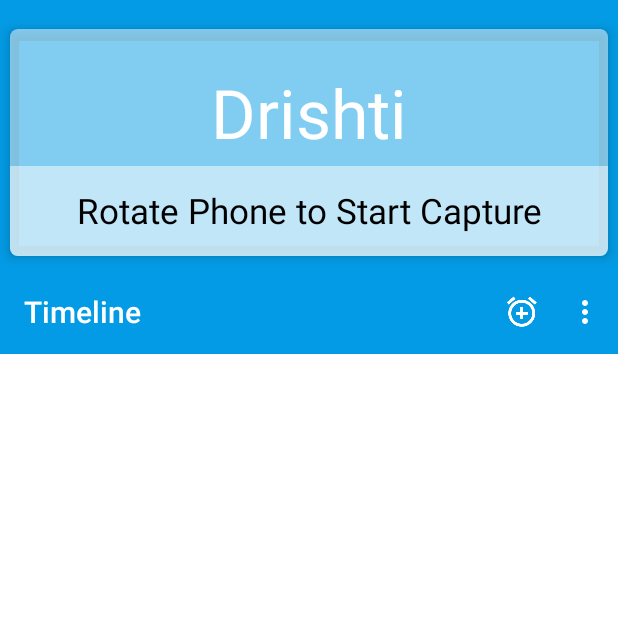
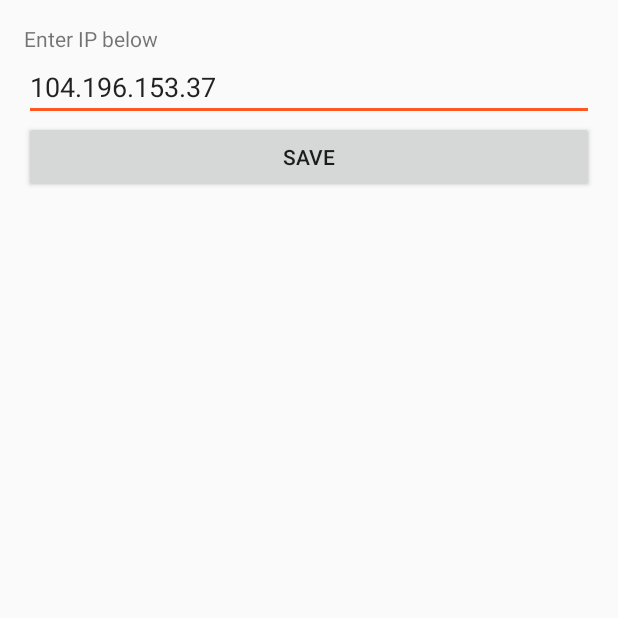
Before and after one commit to AldrichMascarenhas/Drishti-Android-App, an Android app: the Dashboard screen opened directly, with no data from a screen before it, in the options menu, after a tap on "Settings", on a phone screen of 412 x 824 dp, the top half of it. Run offline under Robolectric (Android 15) with nearby library versions, the phone set to English and light mode, and no system bars; libraries missing offline, so code that uses them is left out: com.amulyakhare.textdrawable; 3 statements that could not run were skipped.

Commit message:
Add Pref Settings

```diff
--- a/app/src/main/java/com/example/semicolon/drishti/CONFIG.java
+++ b/app/src/main/java/com/example/semicolon/drishti/CONFIG.java
@@ -6,7 +6,7 @@ package com.example.semicolon.drishti;
 
 public class CONFIG {
 
-    public static  final String ACTUAL_HOST = "http://35.185.68.150:80/";
+    public static  final String ACTUAL_HOST = "http://104.196.153.37:80/";
     public static  final String DUMMY_HOST = "http://35.185.68.150:7644/";
 
 }
--- a/app/src/main/java/com/example/semicolon/drishti/Dashboard.java
+++ b/app/src/main/java/com/example/semicolon/drishti/Dashboard.java
@@ -13,6 +13,7 @@ import android.support.v7.widget.RecyclerView;
 import android.support.v7.widget.Toolbar;
 import android.util.Log;
 import android.view.Menu;
+import android.view.MenuItem;
 import android.view.View;
 import android.widget.RelativeLayout;
 import android.widget.Toast;
@@ -149,4 +150,14 @@ public class Dashboard extends AppCompatActivity implements TextToSpeech.OnInitL
         getMenuInflater().inflate(R.menu.main, menu);
         return true;
     }
+
+    @Override
+    public boolean onOptionsItemSelected(MenuItem item) {
+        switch (item.getItemId()) {
+            case R.id.action_settings:
+                Intent i = new Intent(Dashboard.this, SettingActivity.class);
+                startActivity(i);
+            default:
+                return super.onOptionsItemSelected(item);
+        }    }
 }
--- a/app/src/main/java/com/example/semicolon/drishti/OngoingSession.java
+++ b/app/src/main/java/com/example/semicolon/drishti/OngoingSession.java
@@ -456,7 +456,7 @@ public class OngoingSession extends AppCompatActivity implements SummaryAsyncTas
 
                         Toast.makeText(getApplicationContext(), "Stop voice", Toast.LENGTH_SHORT).show();
 
-                        SummaryAsyncTask summaryAsyncTask = new SummaryAsyncTask(SESSION_ID);
+                        SummaryAsyncTask summaryAsyncTask = new SummaryAsyncTask(SESSION_ID, getApplicationContext());
                         summaryAsyncTask.delegate = this;
                         summaryAsyncTask.execute();
 
--- /dev/null
+++ b/app/src/main/java/com/example/semicolon/drishti/SettingActivity.java
@@ -0,0 +1,55 @@
+package com.example.semicolon.drishti;
+
+import android.content.Context;
+import android.content.SharedPreferences;
+import android.support.v7.app.AppCompatActivity;
+import android.os.Bundle;
+import android.util.Log;
+import android.view.View;
+import android.widget.Button;
+import android.widget.EditText;
+import android.widget.Toast;
+
+public class SettingActivity extends AppCompatActivity {
+
+
+    SharedPreferences sharedPreferences;
+    String HOST_IP_SP;
+
+
+
+    EditText editText;
+    Button button;
+    @Override
+    protected void onCreate(Bundle savedInstanceState) {
+        super.onCreate(savedInstanceState);
+        setContentView(R.layout.activity_setting);
+
+        editText = (EditText)findViewById(R.id.host_ip);
+        button = (Button)findViewById(R.id.host_save);
+
+
+        sharedPreferences = getSharedPreferences("NETWORK_SHAREDPREF", Context.MODE_PRIVATE);
+        HOST_IP_SP = sharedPreferences.getString("HOST_IP_SP", "104.196.153.37");
+        Log.d("SettingActivity", HOST_IP_SP);
+
+        editText.setText(HOST_IP_SP);
+
+        button.setOnClickListener(new View.OnClickListener() {
+            @Override
+            public void onClick(View view) {
+                Toast.makeText(getApplicationContext(), editText.getText().toString(), Toast.LENGTH_LONG).show();
+
+                SharedPreferences.Editor editor = sharedPreferences.edit();
+                editor.putString("HOST_IP_SP", editText.getText().toString());
+                editor.apply();
+
+
+            }
+        });
+
+
+
+
+    }
+}
--- /dev/null
+++ b/app/src/main/res/layout/activity_setting.xml
@@ -0,0 +1,29 @@
+<?xml version="1.0" encoding="utf-8"?>
+<LinearLayout xmlns:android="http://schemas.android.com/apk/res/android"
+    xmlns:tools="http://schemas.android.com/tools"
+    android:id="@+id/activity_setting"
+    android:layout_width="match_parent"
+    android:layout_height="match_parent"
+    android:orientation="vertical"
+    android:paddingBottom="@dimen/activity_vertical_margin"
+    android:paddingLeft="@dimen/activity_horizontal_margin"
+    android:paddingRight="@dimen/activity_horizontal_margin"
+    android:paddingTop="@dimen/activity_vertical_margin"
+    tools:context="com.example.semicolon.drishti.SettingActivity">
+
+    <TextView
+        android:layout_width="match_parent"
+        android:layout_height="wrap_content"
+        android:text="Enter IP below"/>
+
+    <EditText
+        android:layout_width="match_parent"
+        android:layout_height="wrap_content"
+        android:id="@+id/host_ip"/>
+
+    <Button
+        android:layout_width="match_parent"
+        android:layout_height="wrap_content"
+        android:text="SAVE"
+        android:id="@+id/host_save"/>
+</LinearLayout>
--- a/app/src/main/res/menu/main.xml
+++ b/app/src/main/res/menu/main.xml
@@ -6,9 +6,5 @@
         android:orderInCategory="100"
         android:title="@string/action_settings"
         app:showAsAction="never" />
-    <item
-        android:id="@+id/action_alarm"
-        android:title="Meetings"
-        app:showAsAction="always"
-        android:icon="@drawable/ic_add_alarm_white_24dp"/>
+
 </menu>
```
Also changed, not shown: app/src/main/AndroidManifest.xml (+3 -12 lines), app/src/main/java/com/example/semicolon/drishti/ImageUploadAsyncTask.java (+14 -1 lines), app/src/main/java/com/example/semicolon/drishti/ImageUploadAsyncTaskOngoing.java (+13 -1 lines), app/src/main/java/com/example/semicolon/drishti/SummaryAsyncTask.java (+18 -3 lines).
